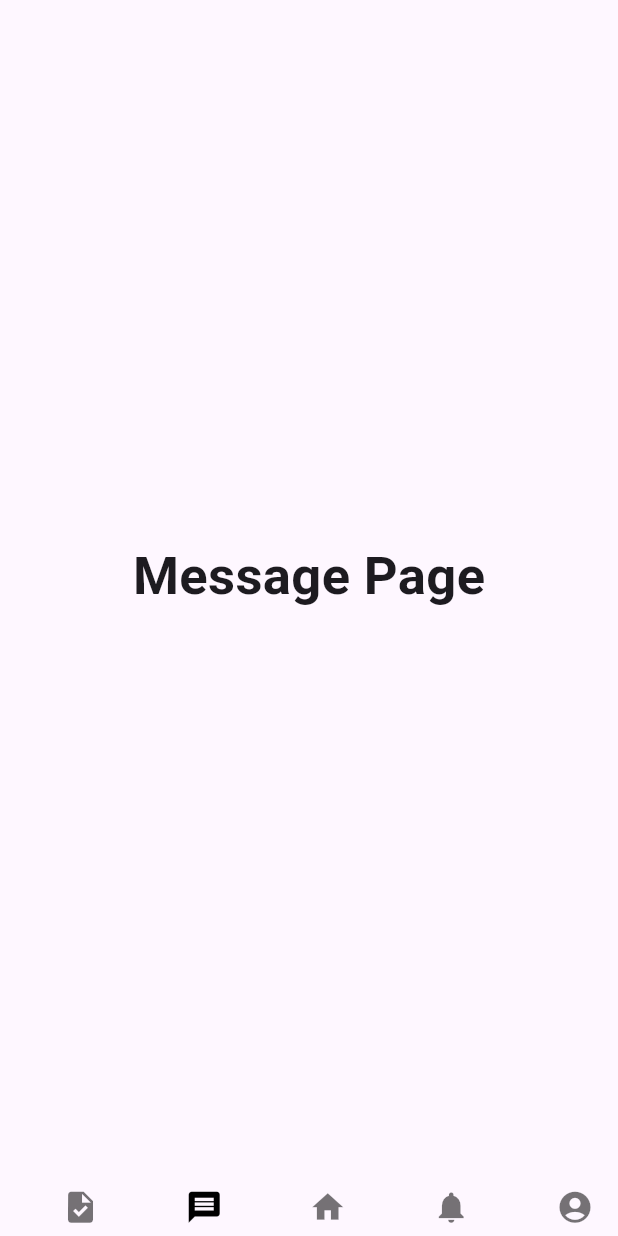
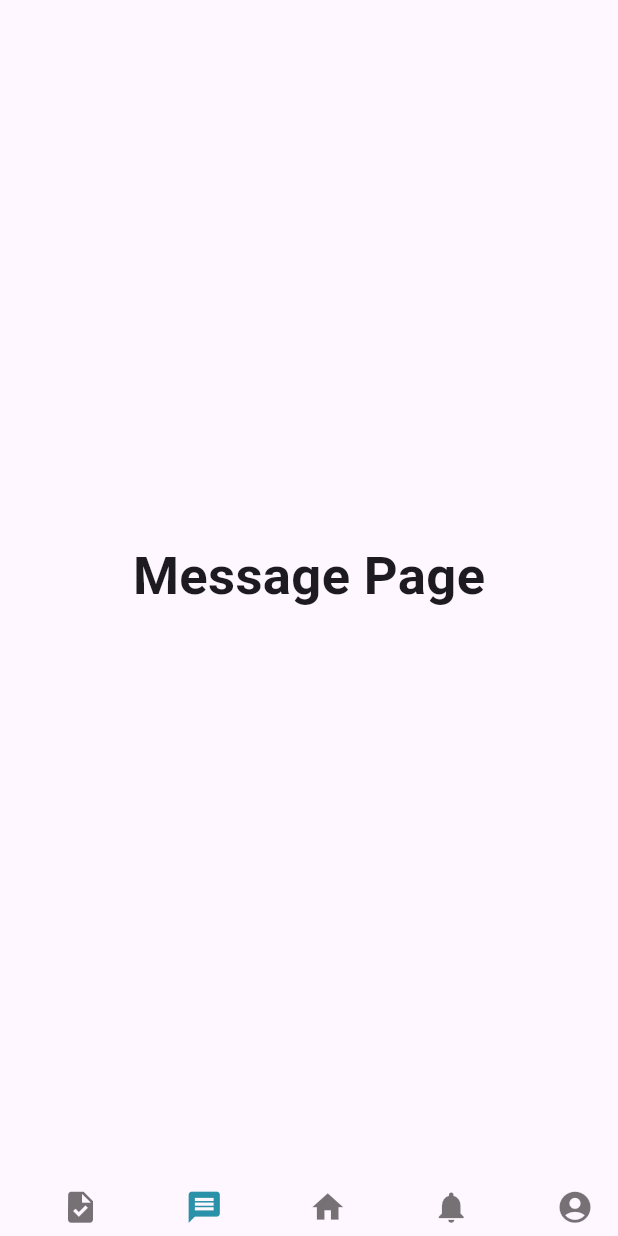
Before and after one commit to Madushansuriyabandara/Mediconnect, a Flutter app: the screen it shows after launch, item 2 of the bottom bar chosen, on a phone screen of 412 x 824 dp. Run offline on Flutter 3.47's test engine with Material 3 defaults, Android fonts, the phone set to English and light mode, and no system bars.

Commit message:
Initial commit

```diff
--- a/lib/default.dart
+++ b/lib/default.dart
@@ -63,7 +63,7 @@ class _AppState extends State<App> {
           _buildBottomNavigationBarItem(Icons.account_circle, 4),
         ],
         currentIndex: _selectedIndex,
-        selectedItemColor: Colors.black,
+        selectedItemColor: const Color.fromRGBO(41, 145, 168, 1),
         showSelectedLabels: false,
         showUnselectedLabels: false,
         onTap: _onItemTapped,
```
